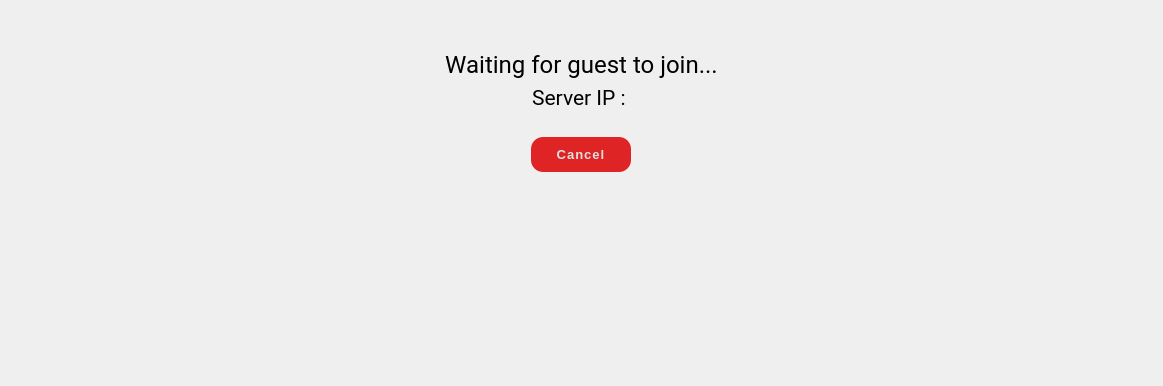
Before: the Qt Designer form UI/Network/host_page.ui in PlaTwo-project/PlaTwo, drawn with Qt 5; both pictures show x 0 to 1163 and y 297 to 683 of the 1163 by 683 pixel window.
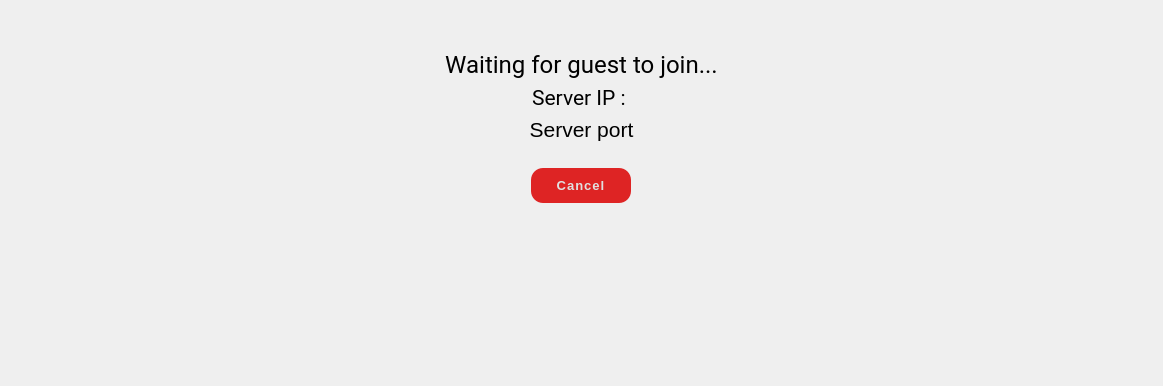
After: the same form once the commit is applied. The open tabs and pages were chosen to show the change.

Commit message: Implement countdown timer to game page and fix timer logic

Patch:
```diff
--- a/UI/Network/host_page.ui
+++ b/UI/Network/host_page.ui
@@ -541,6 +541,23 @@
          </property>
         </spacer>
        </item>
+       <item row="5" column="0">
+        <widget class="QLabel" name="label_server_port">
+         <property name="font">
+          <font>
+           <family>Segoe UI</family>
+           <pointsize>16</pointsize>
+           <bold>false</bold>
+          </font>
+         </property>
+         <property name="text">
+          <string>Server port</string>
+         </property>
+         <property name="alignment">
+          <set>Qt::AlignmentFlag::AlignCenter</set>
+         </property>
+        </widget>
+       </item>
       </layout>
      </widget>
     </widget>
```
Left out of the diff: 4 changed lines with no effect on the pictures. The commit also changes 15 other files.
